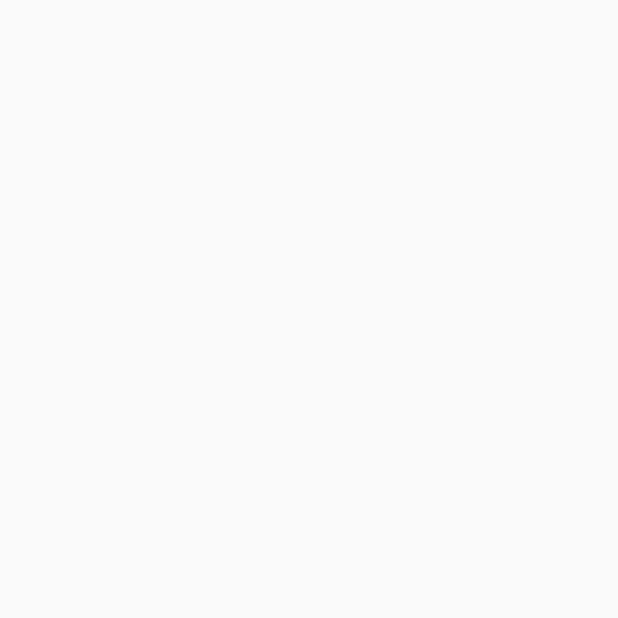
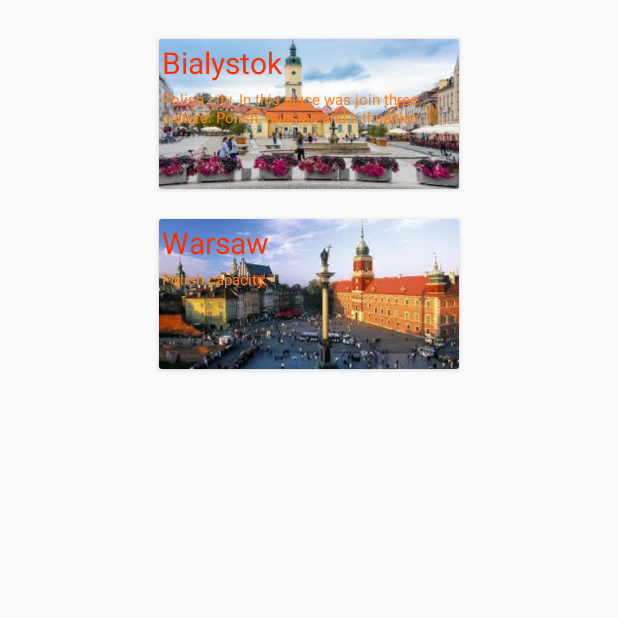
Before and after one commit to mutant94/TouristJournal, an Android app: the screen it shows after launch (MenuCityActivity), on a phone screen of 412 x 824 dp, the top half of it. Before the commit the part shown is empty. Run offline under Robolectric (Android 15) with nearby library versions, the phone set to English and light mode, and no system bars.

Commit message:
add cardviews

```diff
--- a/app/src/main/java/com/example/lukaszt/touristjournal/activity/MainActivity.java
+++ b/app/src/main/java/com/example/lukaszt/touristjournal/activity/MainActivity.java
@@ -12,8 +12,14 @@ public class MainActivity extends AppCompatActivity {
     protected void onCreate(Bundle savedInstanceState) {
         super.onCreate(savedInstanceState);
         setContentView(R.layout.activity_main);
-
+        checkPermision();
         Intent intent = new Intent(this, MenuCityActivity.class);
         startActivity(intent);
+        finish();
     }
+
+    private void checkPermision() {
+        //TODO
+    }
+
 }
--- a/app/src/main/java/com/example/lukaszt/touristjournal/activity/MenuCityActivity.java
+++ b/app/src/main/java/com/example/lukaszt/touristjournal/activity/MenuCityActivity.java
@@ -1,19 +1,38 @@
 package com.example.lukaszt.touristjournal.activity;
 
-import android.hardware.SensorManager;
 import android.support.v7.app.AppCompatActivity;
 import android.os.Bundle;
+import android.support.v7.widget.LinearLayoutManager;
+import android.support.v7.widget.RecyclerView;
 
 import com.example.lukaszt.touristjournal.R;
+import com.example.lukaszt.touristjournal.objects.TouristCity;
+import com.example.lukaszt.touristjournal.objects.adapters.AdapterRVCity;
+
+import java.lang.reflect.Array;
+import java.util.ArrayList;
+import java.util.Arrays;
 
 public class MenuCityActivity extends AppCompatActivity {
+
+    private RecyclerView recyclerView;
+    private RecyclerView.Adapter adapter;
+    private RecyclerView.LayoutManager layoutManager;
 
     @Override
     protected void onCreate(Bundle savedInstanceState) {
         super.onCreate(savedInstanceState);
         setContentView(R.layout.activity_menu);
         getSupportActionBar().hide();
+
         //add RecycleView
-        //TODO
+
+        recyclerView = (RecyclerView) findViewById(R.id.recycler_view_city);
+        recyclerView.setHasFixedSize(true);
+        layoutManager = new LinearLayoutManager(this);
+        recyclerView.setLayoutManager(layoutManager);
+
+        adapter = new AdapterRVCity(Arrays.asList(TouristCity.values()), this);
+        recyclerView.setAdapter(adapter);
     }
 }
--- /dev/null
+++ b/app/src/main/java/com/example/lukaszt/touristjournal/objects/TouristCity.java
@@ -0,0 +1,21 @@
+package com.example.lukaszt.touristjournal.objects;
+
+import com.example.lukaszt.touristjournal.R;
+
+/**
+ * Created by Gamer on 15.04.2017.
+ */
+
+public enum TouristCity {
+    Bialystok(R.string.Bialystok_name, R.string.Bialystok_desrciption, R.drawable.bialystok),
+    Warsaw(R.string.Warsaw_name, R.string.Warsaw_desrciption, R.drawable.warsaw);
+    public int nameId;
+    public int descriptionId;
+    public int imageResource;
+    private TouristCity(int nameId, int descriptionId, int imageResource){
+        this.nameId = nameId;
+        this.descriptionId = descriptionId;
+        this.imageResource = imageResource;
+    }
+
+}
--- /dev/null
+++ b/app/src/main/java/com/example/lukaszt/touristjournal/objects/adapters/AdapterRVCity.java
@@ -0,0 +1,82 @@
+package com.example.lukaszt.touristjournal.objects.adapters;
+
+import android.app.Activity;
+import android.content.Intent;
+import android.graphics.Bitmap;
+import android.graphics.BitmapFactory;
+import android.support.v7.widget.RecyclerView;
+import android.util.Log;
+import android.view.LayoutInflater;
+import android.view.View;
+import android.view.ViewGroup;
+import android.widget.ImageView;
+import android.widget.TextView;
+
+import com.example.lukaszt.touristjournal.R;
+import com.example.lukaszt.touristjournal.activity.MenuPlaceActivity;
+import com.example.lukaszt.touristjournal.objects.TouristCity;
+
+import java.util.List;
+
+/**
+ * Created by Gamer on 15.04.2017.
+ */
+
+public class AdapterRVCity extends RecyclerView.Adapter<AdapterRVCity.ViewHolderCity> {
+
+    private List<TouristCity> touristCityList;
+    private Activity activity;
+
+    public AdapterRVCity(List<TouristCity> touristCityList, Activity activity) {
+        this.touristCityList = touristCityList;
+        this.activity = activity;
+    }
+
+    public static class ViewHolderCity extends RecyclerView.ViewHolder {
+        // each data item is just a string in this case
+        protected Activity activity;
+        protected TouristCity city;
+        protected TextView name;
+        protected TextView desription;
+        protected ImageView imageView;
+        protected ViewHolderCity(View view) {
+            super(view);
+            view.setOnClickListener(new View.OnClickListener() {
+                @Override
+                public void onClick(View view) {
+                    ViewHolderCity.this.onClick();
+                }
+            });
+            this.name = (TextView) view.findViewById(R.id.cardview_city_title);
+            this.desription = (TextView) view.findViewById(R.id.cardview_city_description);
+            this.imageView = (ImageView) view.findViewById(R.id.cardview_city_image);
+        }
+
+        public void onClick() {
+            Intent intent = new Intent(activity, MenuPlaceActivity.class);
+            intent.putExtra(MenuPlaceActivity.CITY_INTENT_KEY, city.name());
+            activity.startActivity(intent);
+        }
+    }
+
+    @Override
+    public ViewHolderCity onCreateViewHolder(ViewGroup parent, int viewType) {
+        View itemView = LayoutInflater.from(parent.getContext()).inflate(R.layout.cardview_city, parent, false);
+        return new ViewHolderCity(itemView);
+    }
+
+    @Override
+    public void onBindViewHolder(ViewHolderCity holder, int position) {
+        TouristCity city = touristCityList.get(position);
+        holder.name.setText(activity.getResources().getString(city.nameId));
+        holder.desription.setText(activity.getResources().getString(city.descriptionId));
+        holder.imageView.setImageBitmap(Bitmap.createBitmap(BitmapFactory.decodeResource(activity.getResources(), city.imageResource)));
+        holder.activity = this.activity;
+        holder.city = city;
+    }
+
+    @Override
+    public int getItemCount() {
+        return touristCityList.size();
+    }
+}
--- a/app/src/main/java/com/example/lukaszt/touristjournal/objects/Compass.java
+++ b/app/src/main/java/com/example/lukaszt/touristjournal/services/Compass.java
@@ -1,4 +1,4 @@
-package com.example.lukaszt.touristjournal.objects;
+package com.example.lukaszt.touristjournal.services;
 
 /**
  * Created by lukaszt on 06.04.2017.
--- a/app/src/main/java/com/example/lukaszt/touristjournal/objects/GPSLocation.java
+++ b/app/src/main/java/com/example/lukaszt/touristjournal/services/GPSLocation.java
@@ -1,4 +1,4 @@
-package com.example.lukaszt.touristjournal.objects;
+package com.example.lukaszt.touristjournal.services;
 
 /**
  * Created by lukaszt on 06.04.2017.
--- a/app/src/main/res/layout/activity_menu.xml
+++ b/app/src/main/res/layout/activity_menu.xml
@@ -9,5 +9,18 @@
     android:paddingRight="@dimen/activity_horizontal_margin"
     android:paddingTop="@dimen/activity_vertical_margin"
     tools:context="com.example.lukaszt.touristjournal.activity.MenuCityActivity">
+    <LinearLayout
+        android:layout_width="match_parent"
+        android:layout_height="wrap_content">
+
+    </LinearLayout>
+
+
+
+    <android.support.v7.widget.RecyclerView
+        android:id="@+id/recycler_view_city"
+        android:scrollbars="vertical"
+        android:layout_width="match_parent"
+        android:layout_height="match_parent"/>
 
 </RelativeLayout>
--- /dev/null
+++ b/app/src/main/res/layout/cardview_city.xml
@@ -0,0 +1,37 @@
+<?xml version="1.0" encoding="utf-8"?>
+<RelativeLayout xmlns:android="http://schemas.android.com/apk/res/android"
+    android:orientation="vertical" android:layout_width="match_parent"
+    android:layout_height="wrap_content">
+    <android.support.v7.widget.CardView
+        android:layout_width="200sp"
+        android:layout_height="100sp"
+        android:layout_centerHorizontal="true"
+        android:layout_marginTop="10sp"
+        android:layout_marginBottom="10sp">
+        <RelativeLayout
+            android:layout_width="match_parent"
+            android:layout_height="wrap_content">
+            <ImageView
+                android:layout_width="match_parent"
+                android:layout_height="match_parent"
+                android:scaleType="centerCrop"
+                android:id="@+id/cardview_city_image"/>
+            <TextView
+                android:layout_width="wrap_content"
+                android:layout_height="wrap_content"
+                android:textSize="20dp"
+                android:textColor="#FF3000"
+                android:id="@+id/cardview_city_title"
+                android:layout_margin="2sp"/>
+
+            <TextView
+                android:id="@+id/cardview_city_description"
+                android:layout_width="wrap_content"
+                android:layout_height="wrap_content"
+                android:layout_below="@+id/cardview_city_title"
+                android:layout_margin="2sp"
+                android:textColor="#FF8020"
+                android:textSize="10dp" />
+        </RelativeLayout>
+    </android.support.v7.widget.CardView>
+</RelativeLayout>
--- /dev/null
+++ b/app/src/main/res/layout/cardview_place.xml
@@ -0,0 +1,6 @@
+<?xml version="1.0" encoding="utf-8"?>
+<LinearLayout xmlns:android="http://schemas.android.com/apk/res/android"
+    android:orientation="vertical" android:layout_width="match_parent"
+    android:layout_height="match_parent">
+
+</LinearLayout>
--- a/app/src/main/res/values/strings.xml
+++ b/app/src/main/res/values/strings.xml
@@ -1,4 +1,13 @@
 <resources>
     <string name="app_name">"TouristJournal "</string>
     <string name="title_activity_maps">Map</string>
+    <string name="Bialystok_name">Bialystok</string>
+    <string name="Bialystok_desrciption">Polish city. In this place was join three culture: Polish, Russian and Lithuanian</string>
+    <string name="Warsaw_name">Warsaw</string>
+    <string name="Warsaw_desrciption">Polish capacity.</string>
+
+    <!--Bialystok place-->
+
+    <!--Warsaw place-->
+
 </resources>
```
Also changed, not shown: app/src/main/java/com/example/lukaszt/touristjournal/activity/MenuPlaceActivity.java (+7 -0 lines), app/src/main/java/com/example/lukaszt/touristjournal/objects/TouristPlace.java (+12 -1 lines), app/src/main/java/com/example/lukaszt/touristjournal/objects/adapters/AdapterRVPlace.java (added, +84 -0 lines), app/src/main/res/drawable/bialystok.jpg (added), app/src/main/res/drawable/warsaw.jpg (added).
